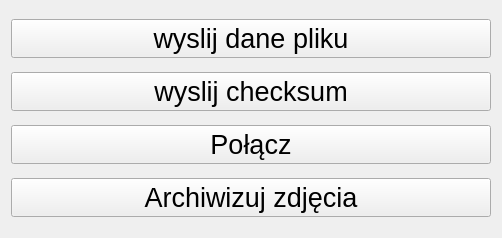
The window that ClientApplication/src/libs/ui/CMainWindow.ui (militia11/in) describes before a commit, drawn with Qt 5.
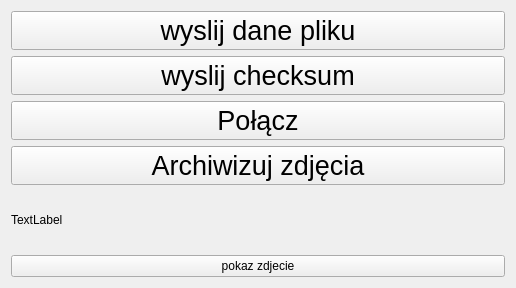
The same window after the commit.

```diff
--- a/ClientApplication/src/libs/ui/CMainWindow.ui
+++ b/ClientApplication/src/libs/ui/CMainWindow.ui
@@ -6,8 +6,8 @@
    <rect>
     <x>0</x>
     <y>0</y>
-    <width>502</width>
-    <height>238</height>
+    <width>516</width>
+    <height>288</height>
    </rect>
   </property>
   <property name="sizePolicy">
@@ -69,6 +69,20 @@
       </property>
      </widget>
     </item>
+    <item>
+     <widget class="QLabel" name="lLabel">
+      <property name="text">
+       <string>TextLabel</string>
+      </property>
+     </widget>
+    </item>
+    <item>
+     <widget class="QPushButton" name="pushButton">
+      <property name="text">
+       <string>pokaz zdjecie</string>
+      </property>
+     </widget>
+    </item>
    </layout>
   </widget>
  </widget>
```
